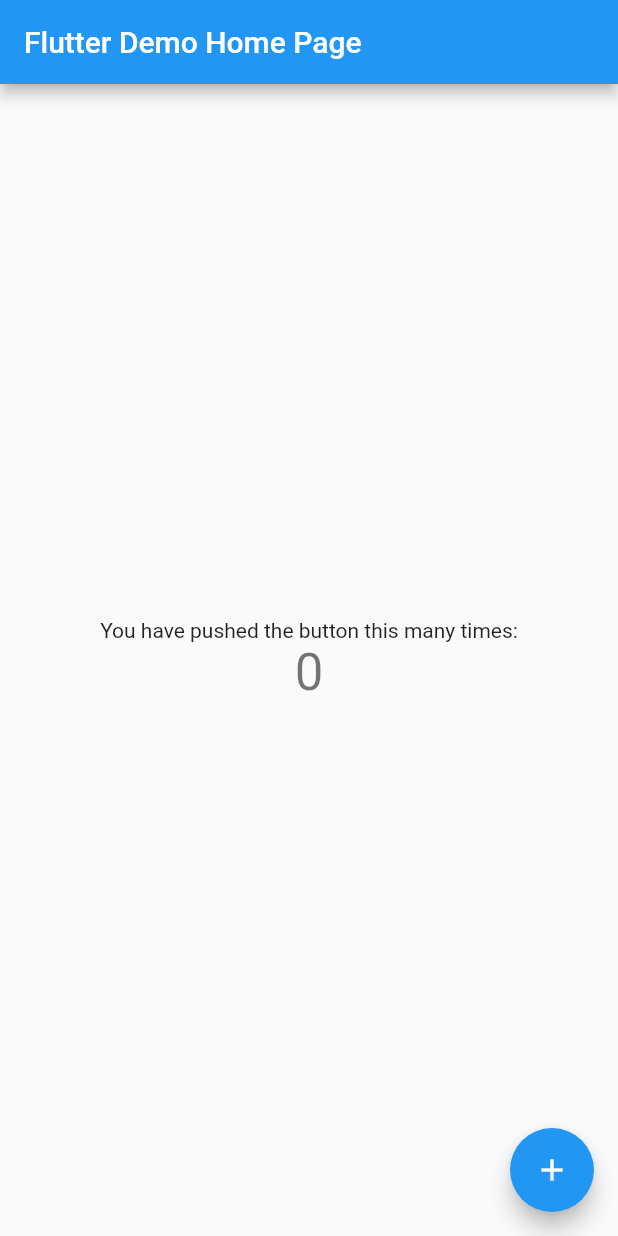
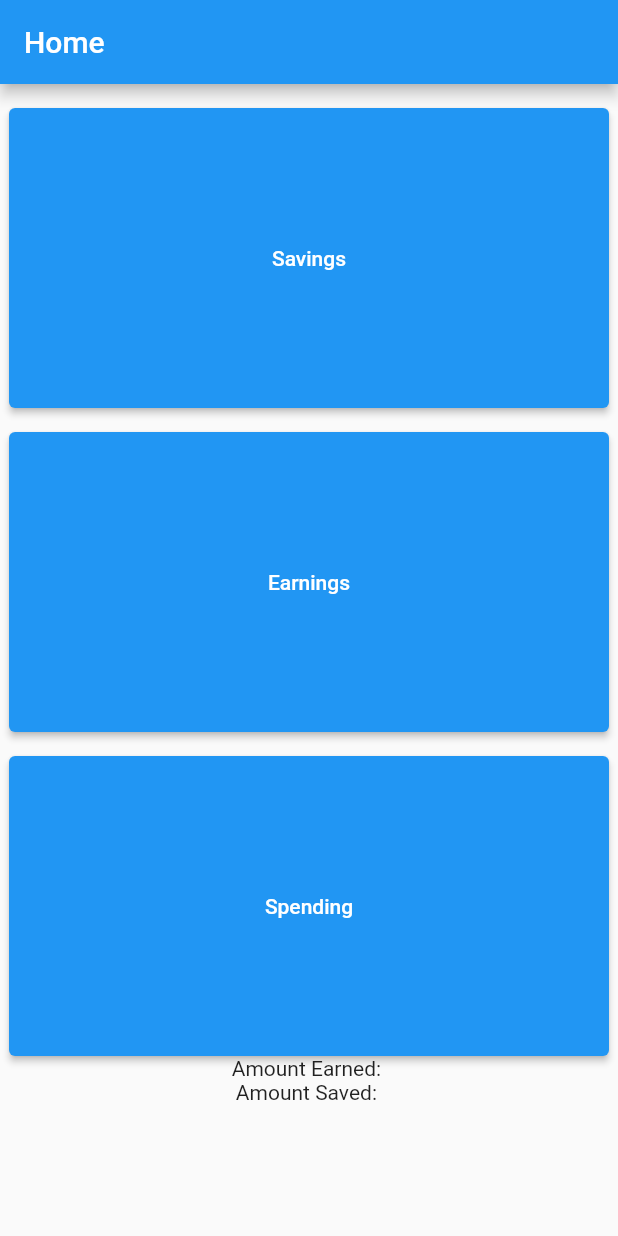
Before and after one commit to mansourem/rev_uc_2022, a Flutter app: the screen it shows after launch, on a phone screen of 412 x 824 dp. Run offline on Flutter 3.47's test engine with Material 2 defaults, Android fonts, the light colour scheme and no system bars.

Commit message:
Update main.dart

```diff
--- a/lib/main.dart
+++ b/lib/main.dart
@@ -1,115 +1,233 @@
 import 'package:flutter/material.dart';
+import 'global_wallet.dart' as globals;
 
 void main() {
-  runApp(const MyApp());
+  runApp(MaterialApp(
+    debugShowCheckedModeBanner: false,
+    initialRoute: '/',
+    routes:{
+      '/': (context) => HomeRoute(),
+      '/second': (context) => Savings(),
+      '/third': (context) => Earnings(),
+      '/fourth': (context) => Spending(),
+    },
+  ));
+
 }
 
-class MyApp extends StatelessWidget {
-  const MyApp({Key? key}) : super(key: key);
 
-  // This widget is the root of your application.
+class HomeRoute extends StatefulWidget {
   @override
-  Widget build(BuildContext context) {
-    return MaterialApp(
-      title: 'Flutter Demo',
-      theme: ThemeData(
-        // This is the theme of your application.
-        //
-        // Try running your application with "flutter run". You'll see the
-        // application has a blue toolbar. Then, without quitting the app, try
-        // changing the primarySwatch below to Colors.green and then invoke
-        // "hot reload" (press "r" in the console where you ran "flutter run",
-        // or simply save your changes to "hot reload" in a Flutter IDE).
-        // Notice that the counter didn't reset back to zero; the application
-        // is not restarted.
-        primarySwatch: Colors.blue,
+  State<StatefulWidget> createState(){
+    return _HomeRouteState();
+  }
+}
+class _HomeRouteState extends State<HomeRoute>{
+  @override
+  Widget build (BuildContext context){
+    return Scaffold(
+      appBar: AppBar(
+        title: const Text("Home"),
+        backgroundColor: Colors.blue,
       ),
-      home: const MyHomePage(title: 'Flutter Demo Home Page'),
+      body: Center(
+        child: Column(
+          children: <Widget>[
+            const Text('',),
+            SizedBox(
+              width: 400.0,
+              height: 200.0,
+              child: ElevatedButton(
+                child: const Text('Savings'),
+                onPressed: () {
+                  Navigator.pushNamed(context,'/second');
+                },
+              ),
+            ),
+            const Text('',),
+
+            SizedBox(
+              width: 400.0,
+              height: 200.0,
+              child: ElevatedButton(
+                child: const Text('Earnings'),
+                onPressed: () {
+                  Navigator.pushNamed(context,'/third');
+                },
+              ),
+            ),
+            const Text('',),
+
+            SizedBox(
+              width: 400.0,
+              height: 200.0,
+              child: ElevatedButton(
+                child: const Text('Spending'),
+                onPressed: () {
+                  Navigator.pushNamed(context,'/fourth');
+                },
+              ),
+            ),
+            Text('Amount Earned: ${globals.wallet}'),
+            Text('Amount Saved: ${globals.savings}')
+          ],
+        ),
+      ),
     );
   }
 }
 
-class MyHomePage extends StatefulWidget {
-  const MyHomePage({Key? key, required this.title}) : super(key: key);
+class Savings extends StatefulWidget{
+  @override
+  State<StatefulWidget> createState(){
+    return _SavingsState();
+  }
+}
 
-  // This widget is the home page of your application. It is stateful, meaning
-  // that it has a State object (defined below) that contains fields that affect
-  // how it looks.
-
-  // This class is the configuration for the state. It holds the values (in this
-  // case the title) provided by the parent (in this case the App widget) and
-  // used by the build method of the State. Fields in a Widget subclass are
-  // always marked "final".
-
-  final String title;
+class _SavingsState extends State<Savings>{
 
   @override
-  State<MyHomePage> createState() => _MyHomePageState();
-}
+  Widget build (BuildContext context){
+    void save5(amount) {
+      double amount_diff = globals.wallet - amount;
+      if (amount_diff > 0)
+      {
+        setState(() {
+          globals.savings+=amount;
+          globals.wallet-=amount;
+        });
+      }
+      else
+      {
+        ScaffoldMessenger.of(context).showSnackBar(SnackBar(content: Text("Invalid Amount"),
+        ));
+      }
 
-class _MyHomePageState extends State<MyHomePage> {
-  int _counter = 0;
-
-  void _incrementCounter() {
-    setState(() {
-      // This call to setState tells the Flutter framework that something has
-      // changed in this State, which causes it to rerun the build method below
-      // so that the display can reflect the updated values. If we changed
-      // _counter without calling setState(), then the build method would not be
-      // called again, and so nothing would appear to happen.
-      _counter++;
-    });
-  }
-
-  @override
-  Widget build(BuildContext context) {
-    // This method is rerun every time setState is called, for instance as done
-    // by the _incrementCounter method above.
-    //
-    // The Flutter framework has been optimized to make rerunning build methods
-    // fast, so that you can just rebuild anything that needs updating rather
-    // than having to individually change instances of widgets.
+    }
+    TextEditingController saveAmount = TextEditingController();
     return Scaffold(
       appBar: AppBar(
-        // Here we take the value from the MyHomePage object that was created by
-        // the App.build method, and use it to set our appbar title.
-        title: Text(widget.title),
+        title: const Text("Savings"),
+        automaticallyImplyLeading: false,
+        leading: Builder(
+          builder: (BuildContext context) {
+            return IconButton(
+              icon: const Icon(Icons.home),
+              onPressed: () {
+                Navigator.pushNamed(context,'/');
+              },
+            );
+          },
+        ),
       ),
       body: Center(
-        // Center is a layout widget. It takes a single child and positions it
-        // in the middle of the parent.
         child: Column(
-          // Column is also a layout widget. It takes a list of children and
-          // arranges them vertically. By default, it sizes itself to fit its
-          // children horizontally, and tries to be as tall as its parent.
-          //
-          // Invoke "debug painting" (press "p" in the console, choose the
-          // "Toggle Debug Paint" action from the Flutter Inspector in Android
-          // Studio, or the "Toggle Debug Paint" command in Visual Studio Code)
-          // to see the wireframe for each widget.
-          //
-          // Column has various properties to control how it sizes itself and
-          // how it positions its children. Here we use mainAxisAlignment to
-          // center the children vertically; the main axis here is the vertical
-          // axis because Columns are vertical (the cross axis would be
-          // horizontal).
-          mainAxisAlignment: MainAxisAlignment.center,
           children: <Widget>[
-            const Text(
-              'You have pushed the button this many times:',
+            const Text('',),
+            TextField(
+              keyboardType: TextInputType.number,
+              controller: saveAmount,
+              decoration: const InputDecoration(
+                border: OutlineInputBorder(),
+                labelText: 'Save Amount',
+              ),
             ),
-            Text(
-              '$_counter',
-              style: Theme.of(context).textTheme.headline4,
+            const Text('Lets Start Saving!',),
+            SizedBox(
+              width: 400.0,
+              height: 100.0,
+              child: ElevatedButton(
+                child: const Text('Save'),
+                  onPressed: () {
+                    double i = double.parse(saveAmount.text);
+                    save5(i);
+                  }
+              ),
             ),
+            Text('Savings: ${globals.savings}'),
+            Text('Wallet: ${globals.wallet}')
           ],
         ),
       ),
-      floatingActionButton: FloatingActionButton(
-        onPressed: _incrementCounter,
-        tooltip: 'Increment',
-        child: const Icon(Icons.add),
-      ), // This trailing comma makes auto-formatting nicer for build methods.
     );
   }
 }
+class Earnings extends StatefulWidget{
+  @override
+  State<StatefulWidget> createState(){
+    return _EarningsState();
+  }
+}
+
+class _EarningsState extends State<Earnings>{
+  void earn5() {
+    setState(() {
+      globals.wallet+=5;
+    });
+  }
+  @override
+  Widget build (BuildContext context){
+    return Scaffold(
+      appBar: AppBar(
+        title: const Text("Earnings"),
+        automaticallyImplyLeading: false,
+        leading: Builder(
+          builder: (BuildContext context) {
+            return IconButton(
+              icon: const Icon(Icons.home),
+              onPressed: () {
+                Navigator.pushNamed(context,'/');
+              },
+            );
+          },
+        ),
+      ),
+      body: Center(
+        child: Column(
+          children: <Widget>[
+            const Text('',),
+            const Text('Lets Start Saving!',),
+            SizedBox(
+              width: 400.0,
+              height: 100.0,
+              child: ElevatedButton(
+                child: const Text('Take Out The Trash'),
+                onPressed: earn5,
+              ),
+            ),
+            Text('Earned: ${globals.wallet}')
+          ],
+        ),
+      ),
+    );
+  }
+}
+
+class Spending extends StatefulWidget{
+  @override
+  State<StatefulWidget> createState(){
+    return _SpendingState();
+  }
+}
+class _SpendingState extends State<Spending>{
+  @override
+  Widget build (BuildContext context) {
+    return Scaffold(
+      appBar: AppBar(
+        title: const Text("Spending"),
+        automaticallyImplyLeading: false,
+        leading: Builder(
+          builder: (BuildContext context) {
+            return IconButton(
+              icon: const Icon(Icons.home),
+              onPressed: () {
+                Navigator.pushNamed(context,'/');
+              },
+            );
+          },
+        ),
+      ),
+      body: const Text("Rewards!"),
+    );
+  }
+}
```
